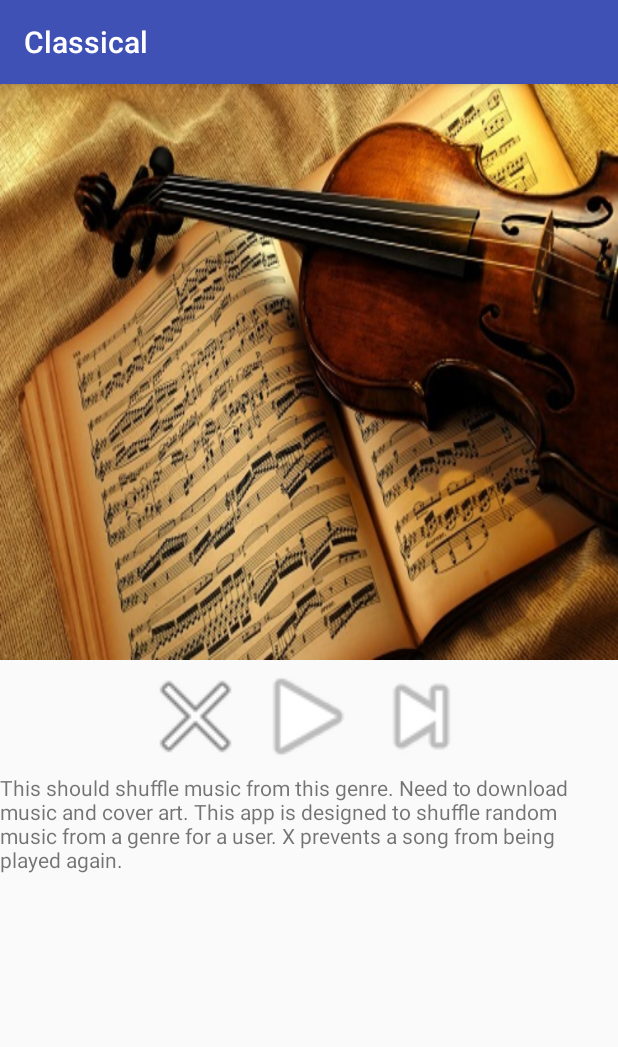
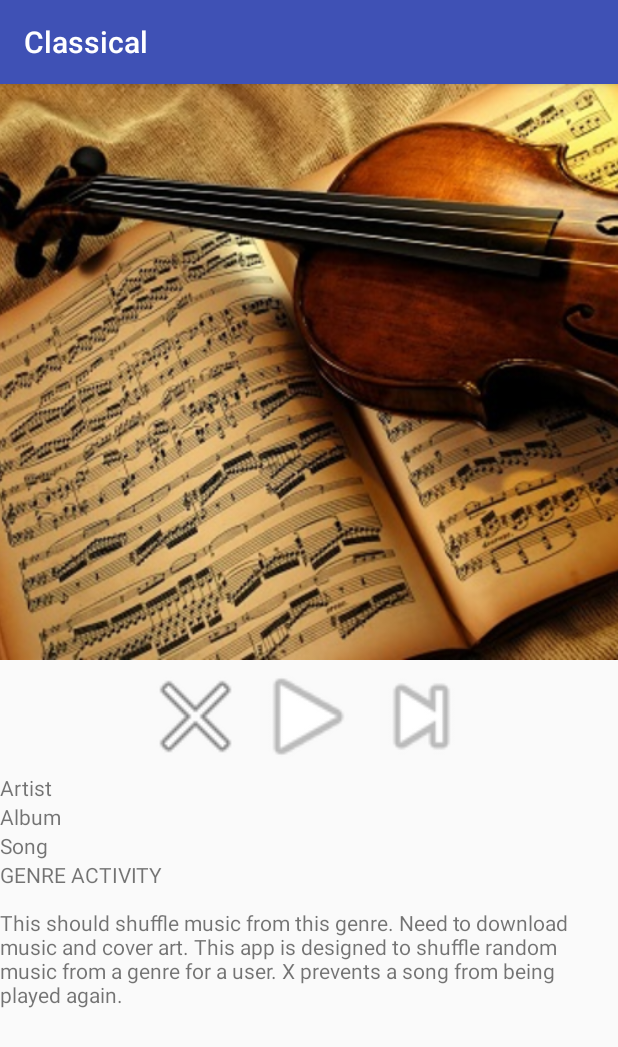
Before and after one commit to murphy360/MurphMusic, an Android app: the screen it shows after launch (GenreActivity), after a tap on "Classical", on a phone screen of 412 x 824 dp. Shown: the top 1047 px of the screen. Run offline under Robolectric (Android 15) with nearby library versions, the phone set to English and light mode, and no system bars.

Commit message:
Finalized code for Udacity submission.  Added text boxes to activities.

```diff
--- a/app/src/main/java/com/andrios/murphmusic/AndriosData.java
+++ b/app/src/main/java/com/andrios/murphmusic/AndriosData.java
@@ -4,6 +4,7 @@ import java.util.Arrays;
 
 /**
  * Created by Corey on 7/22/2016.
+ * This class is used to create dummy and real data for my application.
  */
 public class AndriosData {
     private String[][] genres = new String[6][2];
--- a/app/src/main/java/com/andrios/murphmusic/ColumnComparator.java
+++ b/app/src/main/java/com/andrios/murphmusic/ColumnComparator.java
@@ -5,7 +5,7 @@ import java.util.Comparator;
 /**
  * Created by Corey on 7/24/2016.
  *
- * Class that extends Comparator.
+ * Class that extends Comparator. Used to sort String objects
  */
 
 class ColumnComparator implements Comparator {
--- a/app/src/main/java/com/andrios/murphmusic/GenreActivity.java
+++ b/app/src/main/java/com/andrios/murphmusic/GenreActivity.java
@@ -4,6 +4,7 @@ import android.content.Intent;
 import android.support.v7.app.ActionBar;
 import android.support.v7.app.AppCompatActivity;
 import android.os.Bundle;
+import android.widget.ImageView;
 
 public class GenreActivity extends AppCompatActivity {
     AndriosData andriosData;
@@ -19,11 +20,32 @@ public class GenreActivity extends AppCompatActivity {
     private void setConnections() {
         Bundle extras = getIntent().getExtras();
         String genreName = "";
+        String genreImage = "";
 
         if (extras != null) {
             genreName = extras.getString("id");
             getSupportActionBar().setTitle(genreName);
+            switch (genreName){
+                case "Irish": genreImage = "button_irish";
+                    break;
+                case "Classical": genreImage = "button_classical";
+                    break;
+                case "Country": genreImage = "button_country";
+                    break;
+                case "Jazz": genreImage = "button_jazz";
+                    break;
+                case "Pop": genreImage = "button_pop";
+                    break;
+                case "Reggae": genreImage = "button_reggae";
+                    break;
+            }
+
+            ImageView imageView = (ImageView) findViewById(R.id.genreImageView);
+            int resID = getResources().getIdentifier(genreImage, "drawable", getPackageName());
+            imageView.setImageResource(resID);
+
         }
+
 
     }
 }
--- a/app/src/main/java/com/andrios/murphmusic/MainActivity.java
+++ b/app/src/main/java/com/andrios/murphmusic/MainActivity.java
@@ -37,6 +37,7 @@ public class MainActivity extends AppCompatActivity {
                 Toast.makeText(view.getContext(), "" + view.getTag(), Toast.LENGTH_SHORT).show();
                 Intent genreIntent = new Intent(MainActivity.this, GenreActivity.class);
                 genreIntent.putExtra("id", view.getTag()+"");
+
                 startActivity(genreIntent);
             }
         });
--- a/app/src/main/res/layout/activity_play.xml
+++ b/app/src/main/res/layout/activity_play.xml
@@ -4,13 +4,13 @@
     android:layout_width="match_parent"
     android:layout_height="match_parent"
     android:orientation="vertical"
-    tools:context="com.andrios.murphmusic.PlayActivity">
-
+    tools:context="com.andrios.murphmusic.GenreActivity">
     <ImageView
+        android:id="@+id/genreImageView"
         android:layout_width="match_parent"
         android:layout_height="0dp"
         android:layout_weight="1"
-        android:background="@drawable/button_classical"/>
+        android:scaleType="centerCrop"/>
     <LinearLayout
         android:layout_width="match_parent"
         android:layout_height="0dp"
@@ -34,6 +34,23 @@
                 android:layout_height="75dp"
                 android:background="@android:drawable/ic_media_next"/>
         </LinearLayout>
+        <LinearLayout
+            android:layout_width="match_parent"
+            android:layout_height="wrap_content"
+            android:orientation="vertical">
+            <TextView
+                android:layout_width="wrap_content"
+                android:layout_height="wrap_content"
+                android:text="Artist"/>
+            <TextView
+                android:layout_width="wrap_content"
+                android:layout_height="wrap_content"
+                android:text="Album"/>
+            <TextView
+                android:layout_width="wrap_content"
+                android:layout_height="wrap_content"
+                android:text="Song"/>
+        </LinearLayout>
         <TextView
             android:layout_width="match_parent"
             android:layout_height="wrap_content"
--- a/app/src/main/res/values/strings.xml
+++ b/app/src/main/res/values/strings.xml
@@ -3,12 +3,12 @@
     <string name="app_name_space">Murph Music</string>
     <string name="label_splash">splash</string>
     <string name="label_play">play</string>
-    <string name="hurdle_splash">Initiate and download initial data while giving the user some eye candy. I use AndriosData to build
+    <string name="hurdle_splash">SPLASH ACTIVITY \n\nInitiate and download initial data while giving the user some eye candy. I use AndriosData to build
         dummy data and will eventually flesh it out to provide back end interfaces.
     </string>
-    <string name="hurdle_main">Need to efficiently handle images. Running into memory issues.</string>
+    <string name="hurdle_main">MAIN ACTIVITY\n\nNeed to efficiently handle images. Running into memory issues.</string>
 
-    <string name="hurdle_genre">This should shuffle music from this genre. Need to download music and cover art.
+    <string name="hurdle_genre">GENRE ACTIVITY\n\nThis should shuffle music from this genre. Need to download music and cover art.
         This app is designed to shuffle random music from a genre for a user.  X prevents a song from being played again.
     </string>
 </resources>
```
Also changed, not shown: app/src/main/AndroidManifest.xml (+0 -10 lines), app/src/main/java/com/andrios/murphmusic/PlayActivity.java (deleted, +0 -23 lines), app/src/main/res/layout/activity_main.xml (+6 -1 lines).
